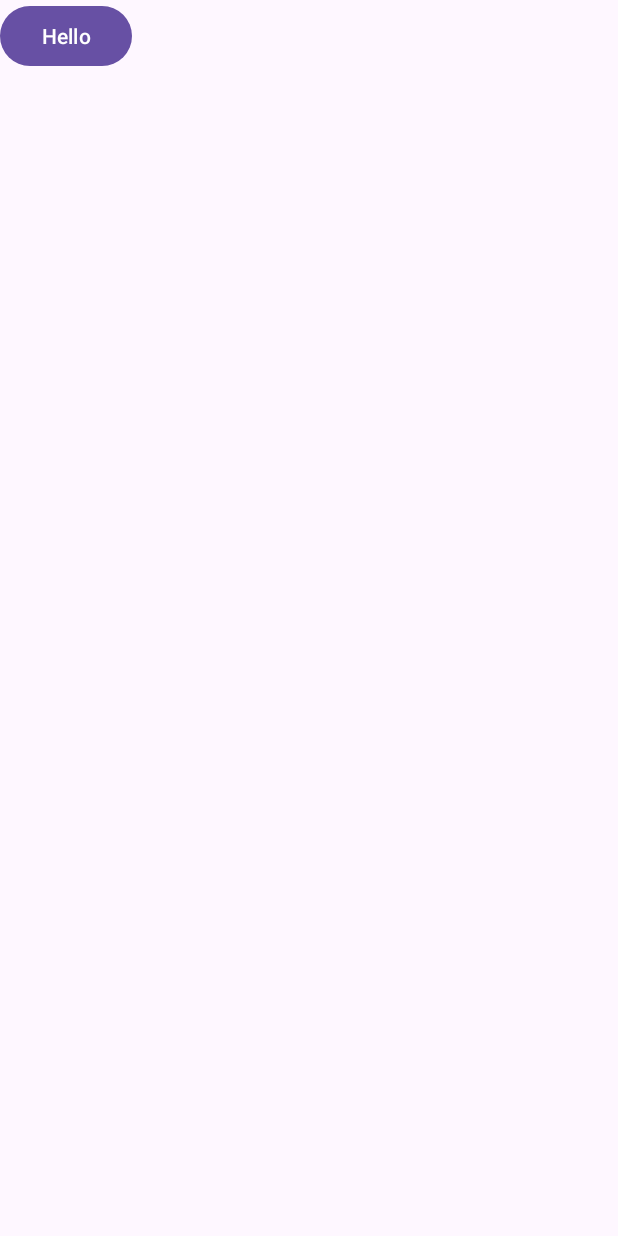
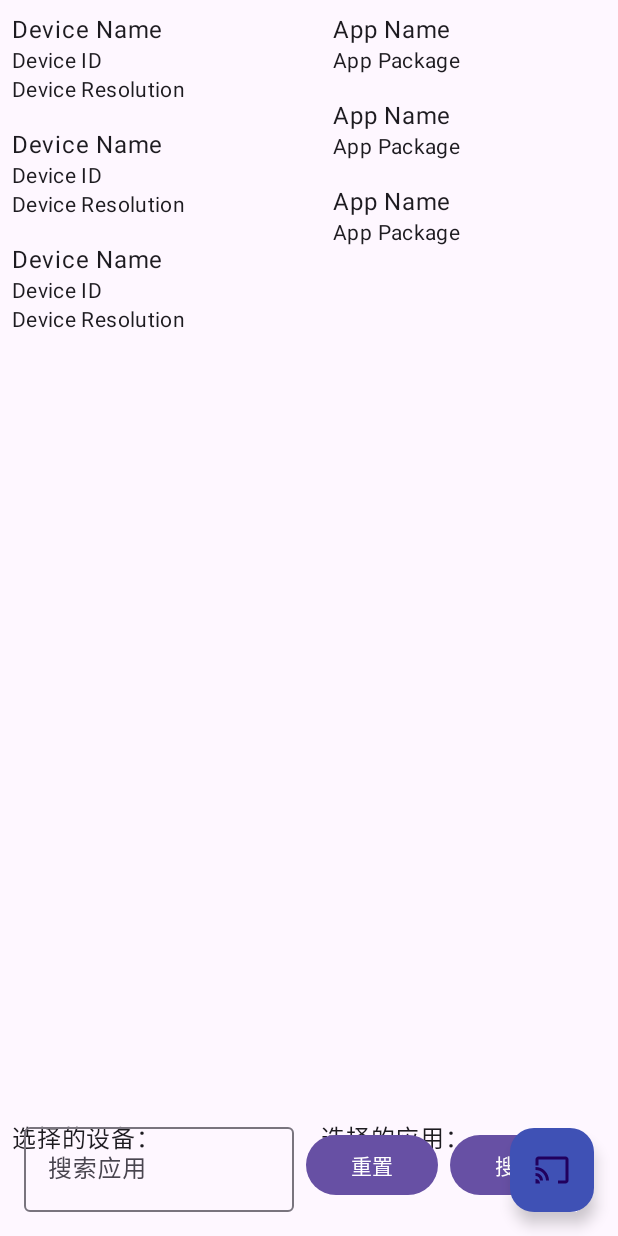
Before and after one commit to zb2947244682/SecondScreen, an Android app: the layout activity_wake.xml on its own in the app's theme, with its tools: preview values and no code run, on a phone screen of 412 x 824 dp. Run offline under Robolectric (Android 15) with nearby library versions, the phone set to English and light mode, and no system bars.

Commit message:
页面美化了

```diff
--- a/app/src/main/java/com/hdmi/WakeActivity.kt
+++ b/app/src/main/java/com/hdmi/WakeActivity.kt
@@ -9,11 +9,11 @@ class WakeActivity : Activity() {
     override fun onCreate(savedInstanceState: Bundle?) {
         super.onCreate(savedInstanceState)
 
-//        setContentView(R.layout.activity_wake)
-        if (GlobalUtils.packageName != "" && GlobalUtils.displayId >= 0) {
-            AppUtils.launchApp(this, GlobalUtils.packageName, GlobalUtils.displayId)
-            moveTaskToBack(true)
-        }
-        finish()
+        setContentView(R.layout.activity_wake)
+//        if (GlobalUtils.packageName != "" && GlobalUtils.displayId >= 0) {
+//            AppUtils.launchApp(this, GlobalUtils.packageName, GlobalUtils.displayId)
+//            moveTaskToBack(true)
+//        }
+//        finish()
     }
 }
--- /dev/null
+++ b/app/src/main/res/drawable/ic_cast.xml
@@ -0,0 +1,10 @@
+<?xml version="1.0" encoding="utf-8"?>
+<vector xmlns:android="http://schemas.android.com/apk/res/android"
+    android:width="24dp"
+    android:height="24dp"
+    android:viewportWidth="24"
+    android:viewportHeight="24">
+    <path
+        android:fillColor="@android:color/black"
+        android:pathData="M21,3H3c-1.11,0 -2,0.9 -2,2v4h2V5h18v14h-5v2h5c1.1,0 2,-0.9 2,-2V5c0,-1.1 -0.9,-2 -2,-2zM1,14v2c1.66,0 3,1.34 3,3h2c0,-2.76 -2.24,-5 -5,-5zM1,10v2c3.87,0 7,3.13 7,7h2c0,-4.97 -4.03,-9 -9,-9zM1,18v3h3c0,-1.66 -1.34,-3 -3,-3z"/>
+</vector>
--- a/app/src/main/res/layout/activity_wake.xml
+++ b/app/src/main/res/layout/activity_wake.xml
@@ -2,14 +2,117 @@
 <androidx.constraintlayout.widget.ConstraintLayout xmlns:android="http://schemas.android.com/apk/res/android"
     xmlns:app="http://schemas.android.com/apk/res-auto"
     xmlns:tools="http://schemas.android.com/tools"
-    android:id="@+id/main"
     android:layout_width="match_parent"
     android:layout_height="match_parent"
     tools:context=".MainActivity">
 
-    <com.google.android.material.button.MaterialButton
+    <!-- 显示设备的列表 -->
+    <androidx.recyclerview.widget.RecyclerView
+        android:id="@+id/device_list"
+        android:layout_width="0dp"
+        android:layout_height="0dp"
+        android:layout_marginEnd="8dp"
+        android:layout_marginRight="8dp"
+        app:layout_constraintTop_toTopOf="parent"
+        app:layout_constraintBottom_toTopOf="@+id/search_layout"
+        app:layout_constraintStart_toStartOf="parent"
+        app:layout_constraintEnd_toStartOf="@+id/app_list"
+        tools:listitem="@layout/device_list_item" />
+
+    <!-- 显示应用的列表 -->
+    <androidx.recyclerview.widget.RecyclerView
+        android:id="@+id/app_list"
+        android:layout_width="0dp"
+        android:layout_height="0dp"
+        android:layout_marginStart="8dp"
+        android:layout_marginLeft="8dp"
+        app:layout_constraintTop_toTopOf="parent"
+        app:layout_constraintBottom_toTopOf="@+id/search_layout"
+        app:layout_constraintStart_toEndOf="@+id/device_list"
+        app:layout_constraintEnd_toEndOf="parent"
+        tools:listitem="@layout/app_list_item" />
+
+    <!-- 显示用户选择的设备 -->
+    <TextView
+        android:id="@+id/selected_device_label"
+        android:layout_width="0dp"
+        android:layout_height="wrap_content"
+        android:layout_marginTop="8dp"
+        android:padding="8dp"
+        android:text="选择的设备："
+        android:textAppearance="@style/TextAppearance.MaterialComponents.Body1"
+        app:layout_constraintTop_toBottomOf="@+id/device_list"
+        app:layout_constraintStart_toStartOf="parent"
+        app:layout_constraintEnd_toStartOf="@+id/selected_app_label" />
+
+    <!-- 显示用户选择的应用 -->
+    <TextView
+        android:id="@+id/selected_app_label"
+        android:layout_width="0dp"
+        android:layout_height="wrap_content"
+        android:layout_marginTop="8dp"
+        android:padding="8dp"
+        android:text="选择的应用："
+        android:textAppearance="@style/TextAppearance.MaterialComponents.Body1"
+        app:layout_constraintTop_toBottomOf="@+id/app_list"
+        app:layout_constraintStart_toEndOf="@+id/selected_device_label"
+        app:layout_constraintEnd_toEndOf="parent" />
+
+    <!-- 底部的搜索框和按钮 -->
+    <LinearLayout
+        android:id="@+id/search_layout"
+        android:layout_width="0dp"
+        android:layout_height="wrap_content"
+        android:padding="16dp"
+        android:orientation="horizontal"
+        android:gravity="center"
+        app:layout_constraintBottom_toBottomOf="parent"
+        app:layout_constraintStart_toStartOf="parent"
+        app:layout_constraintEnd_toEndOf="parent">
+
+        <!-- 搜索输入框 -->
+        <com.google.android.material.textfield.TextInputLayout
+            android:layout_width="0dp"
+            android:layout_height="wrap_content"
+            android:layout_weight="1"
+            android:layout_marginEnd="8dp"
+            android:layout_marginRight="8dp">
+
+            <com.google.android.material.textfield.TextInputEditText
+                android:id="@+id/search_input"
+                android:layout_width="match_parent"
+                android:layout_height="wrap_content"
+                android:hint="搜索应用" />
+        </com.google.android.material.textfield.TextInputLayout>
+
+        <!-- 重置按钮 -->
+        <com.google.android.material.button.MaterialButton
+            android:id="@+id/reset_button"
+            android:layout_width="wrap_content"
+            android:layout_height="wrap_content"
+            android:layout_marginEnd="8dp"
+            android:layout_marginRight="8dp"
+            android:text="重置" />
+
+        <!-- 搜索按钮 -->
+        <com.google.android.material.button.MaterialButton
+            android:id="@+id/search_button"
+            android:layout_width="wrap_content"
+            android:layout_height="wrap_content"
+            android:layout_marginEnd="8dp"
+            android:layout_marginRight="8dp"
+            android:text="搜索" />
+    </LinearLayout>
+
+    <!-- 投屏按钮 -->
+    <com.google.android.material.floatingactionbutton.FloatingActionButton
+        android:id="@+id/cast_button"
         android:layout_width="wrap_content"
         android:layout_height="wrap_content"
-        android:text="Hello"
-        tools:ignore="MissingConstraints" />
+        android:layout_margin="16dp"
+        android:src="@drawable/ic_cast"
+        app:backgroundTint="@color/colorPrimary"
+        app:fabSize="normal"
+        app:layout_constraintBottom_toBottomOf="parent"
+        app:layout_constraintEnd_toEndOf="parent" />
 </androidx.constraintlayout.widget.ConstraintLayout>
--- /dev/null
+++ b/app/src/main/res/layout/app_list_item.xml
@@ -0,0 +1,21 @@
+<?xml version="1.0" encoding="utf-8"?>
+<LinearLayout xmlns:android="http://schemas.android.com/apk/res/android"
+    android:layout_width="match_parent"
+    android:layout_height="wrap_content"
+    android:orientation="vertical"
+    android:padding="8dp">
+
+    <TextView
+        android:id="@+id/app_name"
+        android:layout_width="match_parent"
+        android:layout_height="wrap_content"
+        android:text="App Name"
+        android:textAppearance="@style/TextAppearance.MaterialComponents.Body1" />
+
+    <TextView
+        android:id="@+id/app_package"
+        android:layout_width="match_parent"
+        android:layout_height="wrap_content"
+        android:text="App Package"
+        android:textAppearance="@style/TextAppearance.MaterialComponents.Body2" />
+</LinearLayout>
--- /dev/null
+++ b/app/src/main/res/layout/device_list_item.xml
@@ -0,0 +1,28 @@
+<?xml version="1.0" encoding="utf-8"?>
+<LinearLayout xmlns:android="http://schemas.android.com/apk/res/android"
+    android:layout_width="match_parent"
+    android:layout_height="wrap_content"
+    android:orientation="vertical"
+    android:padding="8dp">
+
+    <TextView
+        android:id="@+id/device_name"
+        android:layout_width="match_parent"
+        android:layout_height="wrap_content"
+        android:text="Device Name"
+        android:textAppearance="@style/TextAppearance.MaterialComponents.Body1" />
+
+    <TextView
+        android:id="@+id/device_id"
+        android:layout_width="match_parent"
+        android:layout_height="wrap_content"
+        android:text="Device ID"
+        android:textAppearance="@style/TextAppearance.MaterialComponents.Body2" />
+
+    <TextView
+        android:id="@+id/device_resolution"
+        android:layout_width="match_parent"
+        android:layout_height="wrap_content"
+        android:text="Device Resolution"
+        android:textAppearance="@style/TextAppearance.MaterialComponents.Body2" />
+</LinearLayout>
```
